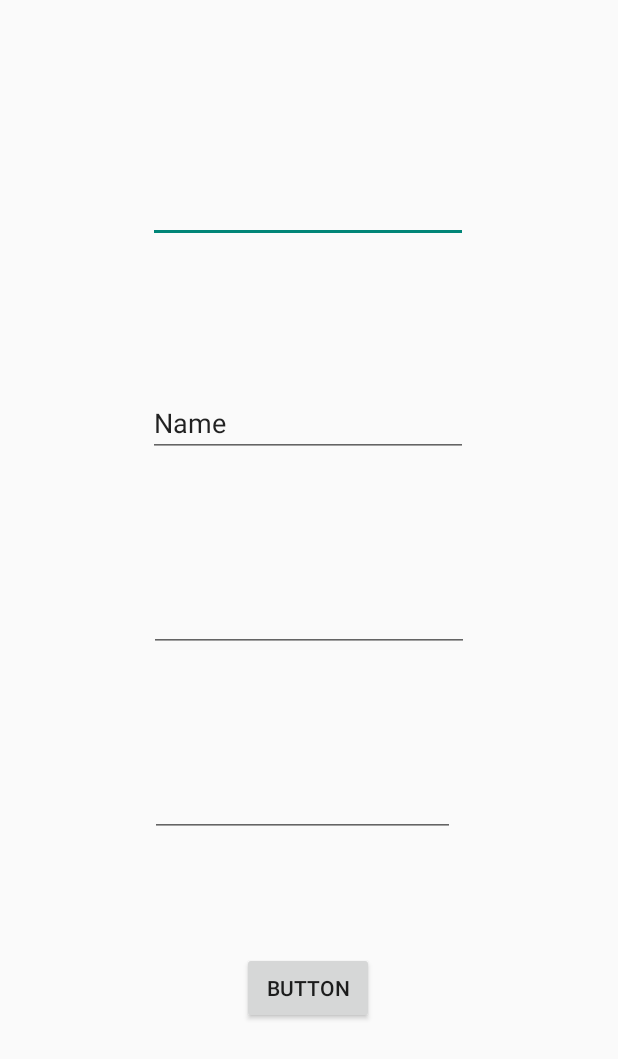
After one commit to dominiciorganda/BitcoinTrader-mobile, an Android app: the layout activity_register.xml on its own in the app's theme, with its tools: preview values and no code run, on a phone screen of 412 x 824 dp. The commit adds this screen. Shown: the top 1059 px of the screen. Run offline under Robolectric (Android 15) with nearby library versions, the phone set to English and light mode, and no system bars; network calls fail.

Commit message:
added user login, register and authentication via jwt token

```diff
--- /dev/null
+++ b/app/src/main/res/layout/activity_register.xml
@@ -0,0 +1,71 @@
+<?xml version="1.0" encoding="utf-8"?>
+<androidx.constraintlayout.widget.ConstraintLayout xmlns:android="http://schemas.android.com/apk/res/android"
+    xmlns:app="http://schemas.android.com/apk/res-auto"
+    xmlns:tools="http://schemas.android.com/tools"
+    android:layout_width="match_parent"
+    android:layout_height="match_parent"
+    tools:context=".Activities.RegisterActivity">
+
+    <EditText
+        android:id="@+id/email"
+        android:layout_width="wrap_content"
+        android:layout_height="wrap_content"
+        android:ems="10"
+        android:inputType="textEmailAddress"
+        app:layout_constraintBottom_toBottomOf="parent"
+        app:layout_constraintEnd_toEndOf="parent"
+        app:layout_constraintHorizontal_bias="0.497"
+        app:layout_constraintStart_toStartOf="parent"
+        app:layout_constraintTop_toTopOf="parent"
+        app:layout_constraintVertical_bias="0.15" />
+
+    <EditText
+        android:id="@+id/registerUsername"
+        android:layout_width="wrap_content"
+        android:layout_height="wrap_content"
+        android:ems="10"
+        android:inputType="textPersonName"
+        android:text="Name"
+        app:layout_constraintBottom_toBottomOf="parent"
+        app:layout_constraintEnd_toEndOf="parent"
+        app:layout_constraintHorizontal_bias="0.497"
+        app:layout_constraintStart_toStartOf="parent"
+        app:layout_constraintTop_toTopOf="parent"
+        app:layout_constraintVertical_bias="0.333" />
+
+    <EditText
+        android:id="@+id/registerPassword"
+        android:layout_width="wrap_content"
+        android:layout_height="wrap_content"
+        android:ems="10"
+        android:inputType="textPassword"
+        app:layout_constraintBottom_toBottomOf="parent"
+        app:layout_constraintEnd_toEndOf="parent"
+        app:layout_constraintStart_toStartOf="parent"
+        app:layout_constraintTop_toTopOf="parent" />
+
+    <EditText
+        android:id="@+id/registerConfirmPassword"
+        android:layout_width="203dp"
+        android:layout_height="38dp"
+        android:ems="10"
+        android:inputType="textPassword"
+        app:layout_constraintBottom_toBottomOf="parent"
+        app:layout_constraintEnd_toEndOf="parent"
+        app:layout_constraintHorizontal_bias="0.48"
+        app:layout_constraintStart_toStartOf="parent"
+        app:layout_constraintTop_toTopOf="parent"
+        app:layout_constraintVertical_bias="0.662" />
+
+    <Button
+        android:id="@+id/registerRegister"
+        android:layout_width="wrap_content"
+        android:layout_height="wrap_content"
+        android:text="Button"
+        app:layout_constraintBottom_toBottomOf="parent"
+        app:layout_constraintEnd_toEndOf="parent"
+        app:layout_constraintHorizontal_bias="0.498"
+        app:layout_constraintStart_toStartOf="parent"
+        app:layout_constraintTop_toTopOf="parent"
+        app:layout_constraintVertical_bias="0.818" />
+</androidx.constraintlayout.widget.ConstraintLayout>
```
Also changed, not shown: app/src/main/AndroidManifest.xml (+9 -6 lines), app/src/main/java/com/example/bitcointrader/Activities/BitcoinActivity.java (+8 -7 lines), app/src/main/java/com/example/bitcointrader/Activities/DashActivity.java (+7 -7 lines), app/src/main/java/com/example/bitcointrader/Activities/DogecoinActivity.java (+7 -7 lines), app/src/main/java/com/example/bitcointrader/Activities/ElrondActivity.java (+7 -7 lines), app/src/main/java/com/example/bitcointrader/Activities/EthereumActivity.java (+7 -7 lines), app/src/main/java/com/example/bitcointrader/Activities/LitecoinActivity.java (+8 -7 lines), app/src/main/java/com/example/bitcointrader/Activities/LoginActivity.java (added, +87 -0 lines), app/src/main/java/com/example/bitcointrader/Activities/RegisterActivity.java (added, +94 -0 lines), app/src/main/java/com/example/bitcointrader/Entities/CommonUtils.java (added, +69 -0 lines), app/src/main/java/com/example/bitcointrader/Entities/User.java (added, +30 -0 lines), app/src/main/java/com/example/bitcointrader/Request/RequestRetriever.java (+35 -0 lines), app/src/main/java/com/example/bitcointrader/Request/RequestSingleton.java (+80 -4 lines), app/src/main/java/com/example/bitcointrader/util/Urls.java (added, +16 -0 lines), 1 more files.
